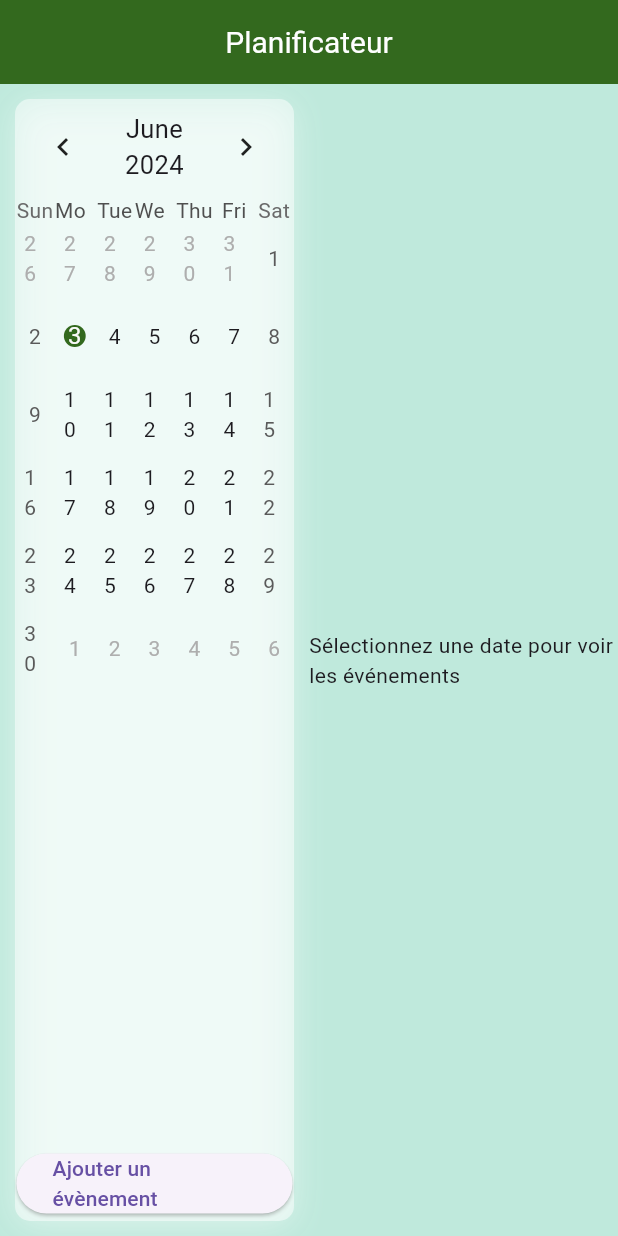
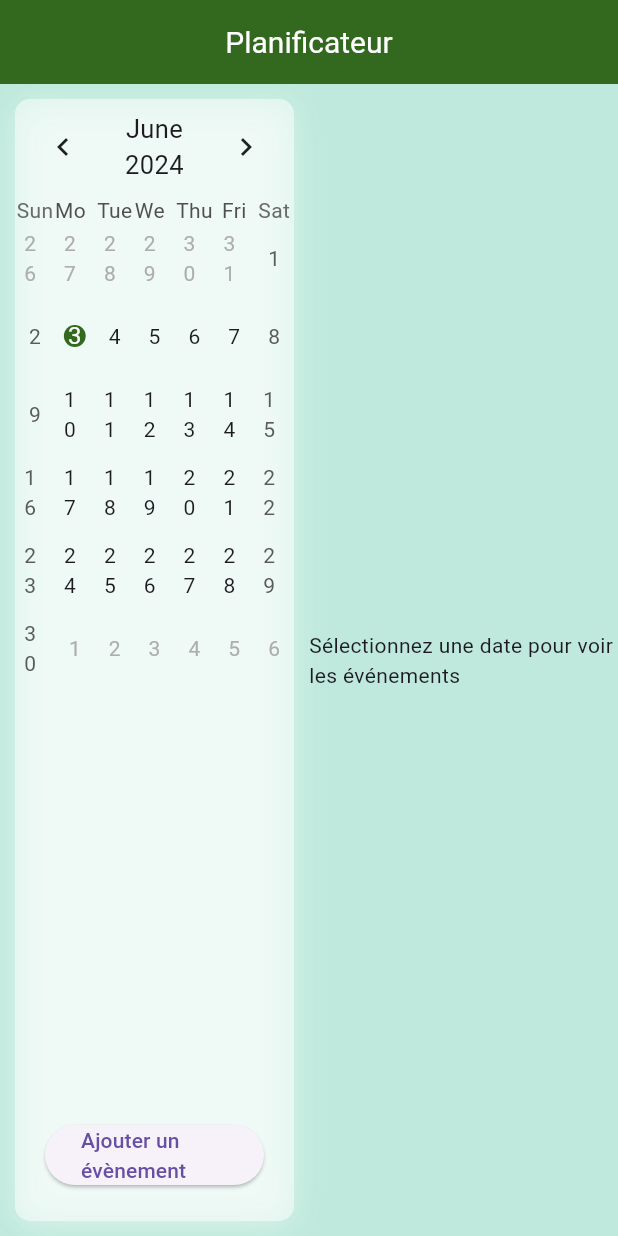
Before and after one commit to kevinjin95/frontSAEs4_2, a Flutter app: the screen it shows after launch, on a phone screen of 412 x 824 dp. Run offline on Flutter 3.47's test engine with Material 3 defaults, Android fonts, the phone set to English and light mode, and no system bars; drawn by our look-alikes of table_calendar; network calls fail.

Commit message:
elever bouton ajout evenement

```diff
--- a/lib/main.dart
+++ b/lib/main.dart
@@ -159,7 +159,7 @@ class _MyHomePageState extends State<MyHomePage> {
                           ),
                         ),
                         Padding(
-                          padding: const EdgeInsets.all(1.0),
+                          padding: const EdgeInsets.all(20.0),
                           child: ElevatedButton(
                             onPressed: () => _showAddEventDialog(_selectedDay!),
                             child: const Text('Ajouter un évènement'),
```
